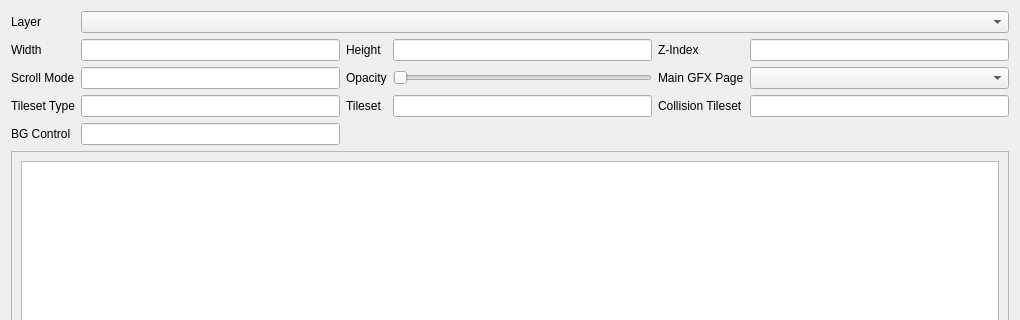
Above: dsvedit/layers_editor.ui from LagoLunatic/DSVEdit before the change; both pictures show x 0 to 1020 and y 0 to 320 of the 1020 by 720 pixel window. Below: the same form after it.
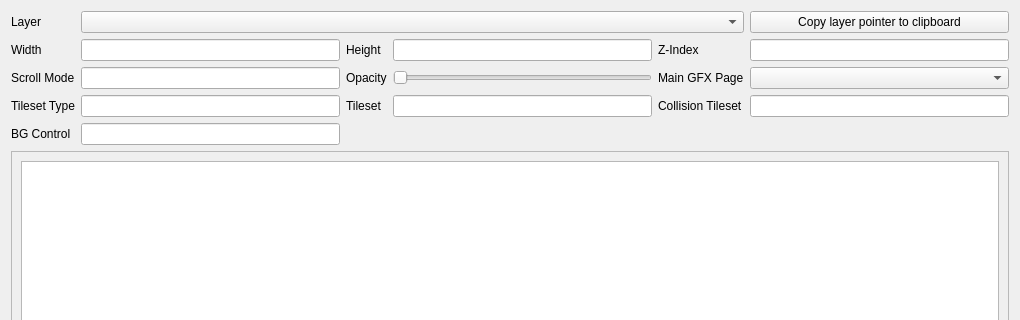
That is the form after the change.

Commit message: Layers editor: Add button to copy layer pointer to clipboard

Patch:
```diff
--- a/dsvedit/layers_editor.ui
+++ b/dsvedit/layers_editor.ui
@@ -23,9 +23,6 @@
        </property>
       </widget>
      </item>
-     <item row="0" column="1" colspan="5">
-      <widget class="QComboBox" name="layer_index"/>
-     </item>
      <item row="1" column="0">
       <widget class="QLabel" name="label_2">
        <property name="text">
@@ -133,6 +130,16 @@
      <item row="4" column="1">
       <widget class="QLineEdit" name="bg_control"/>
      </item>
+     <item row="0" column="1" colspan="4">
+      <widget class="QComboBox" name="layer_index"/>
+     </item>
+     <item row="0" column="5">
+      <widget class="QPushButton" name="copy_layer_pointer">
+       <property name="text">
+        <string>Copy layer pointer to clipboard</string>
+       </property>
+      </widget>
+     </item>
     </layout>
    </item>
    <item>
```
Left out of the diff: 62 changed lines with no effect on the pictures. The commit also changes 1 other file.
